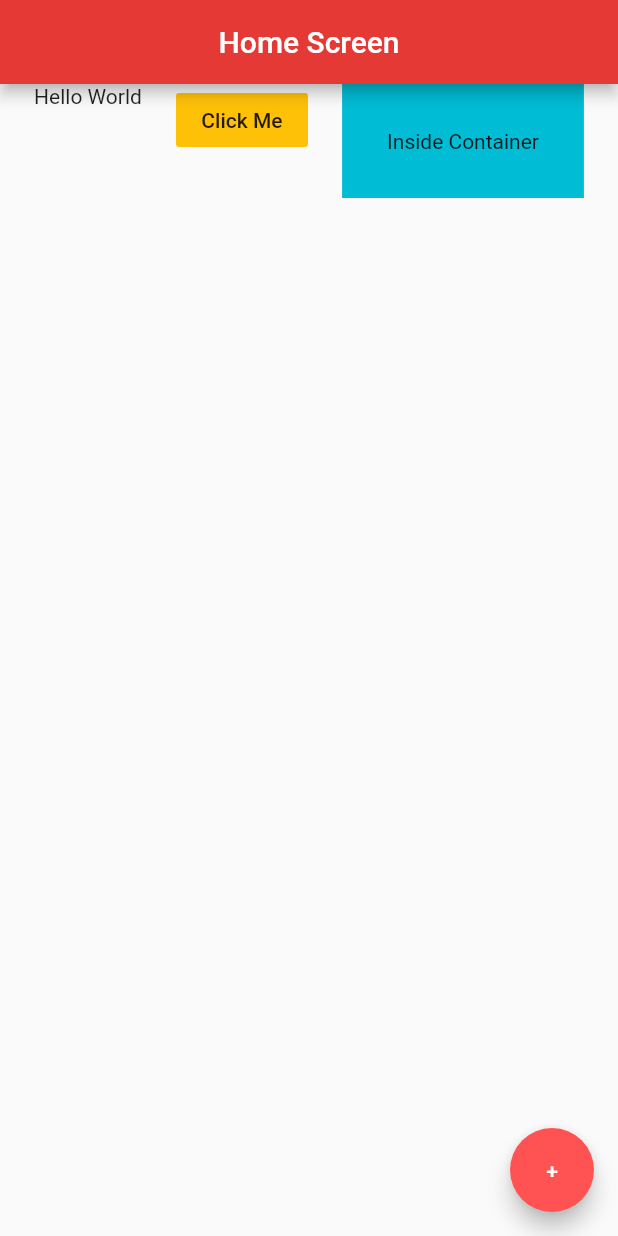
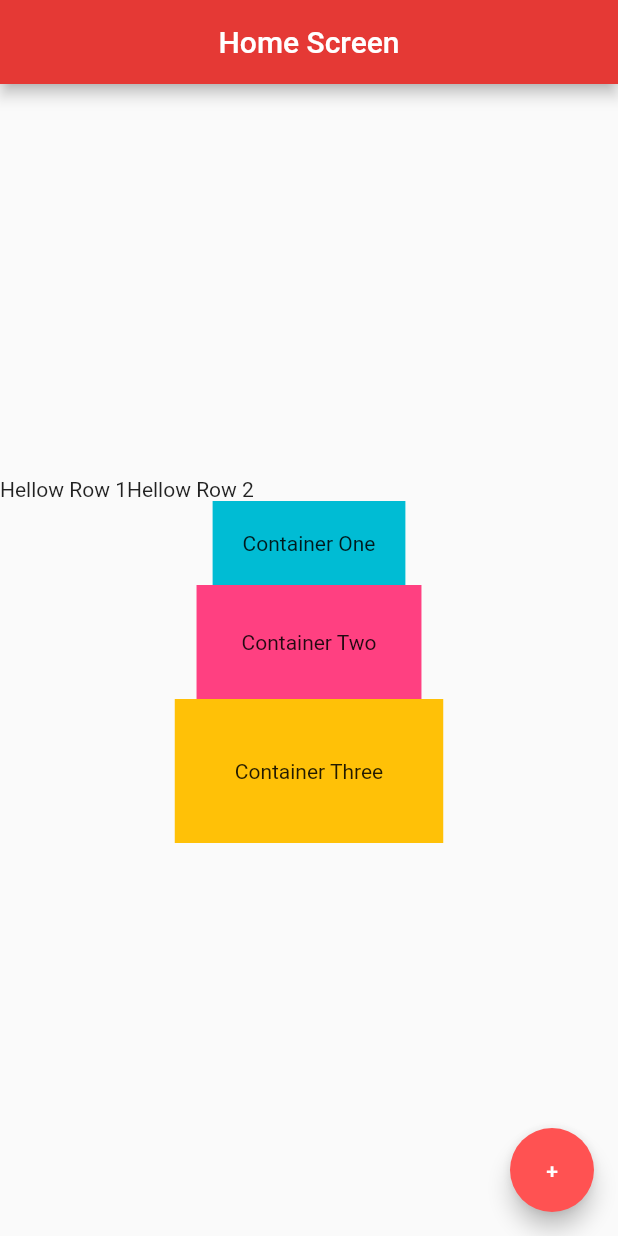
Before and after one commit to RadiRS/first-app-flutter, a Flutter app: the screen it shows after launch, on a phone screen of 412 x 824 dp. Run offline on Flutter 3.47's test engine with Material 2 defaults, Android fonts, the phone set to English and light mode, and no system bars.

Commit message:
Added Column

```diff
--- a/lib/main.dart
+++ b/lib/main.dart
@@ -13,20 +13,27 @@ class Home extends StatelessWidget {
         centerTitle: true,
         backgroundColor: Colors.red[600],
       ),
-      body: Row(
-        mainAxisAlignment: MainAxisAlignment.spaceEvenly,
-        crossAxisAlignment: CrossAxisAlignment.start,
+      body: Column(
+        mainAxisAlignment: MainAxisAlignment.center,
+        crossAxisAlignment: CrossAxisAlignment.center,
         children: [
-          Text('Hello World'),
-          FlatButton(
-            onPressed: () {},
-            child: Text('Click Me'),
-            color: Colors.amber,
+          Row(
+            children: [Text('Hellow Row 1'), Text('Hellow Row 2')],
           ),
           Container(
+            padding: EdgeInsets.all(20),
             color: Colors.cyan,
+            child: Text('Container One'),
+          ),
+          Container(
             padding: EdgeInsets.all(30),
-            child: Text('Inside Container'),
+            color: Colors.pinkAccent,
+            child: Text('Container Two'),
+          ),
+          Container(
+            padding: EdgeInsets.all(40),
+            color: Colors.amber,
+            child: Text('Container Three'),
           )
         ],
       ),
```
